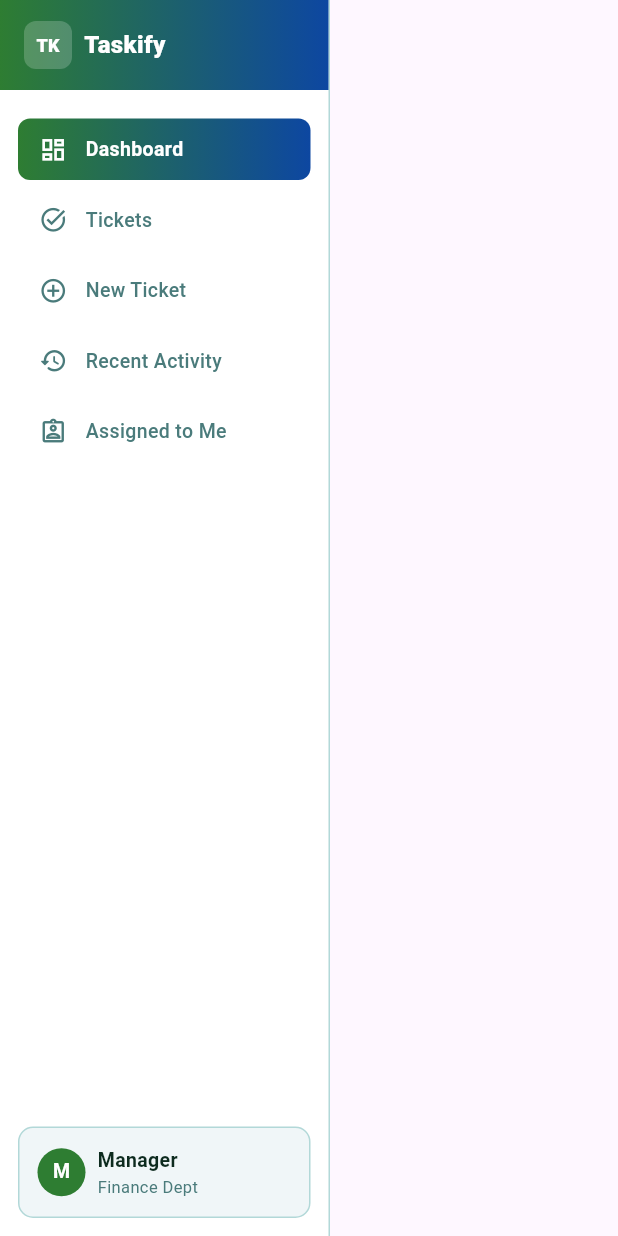
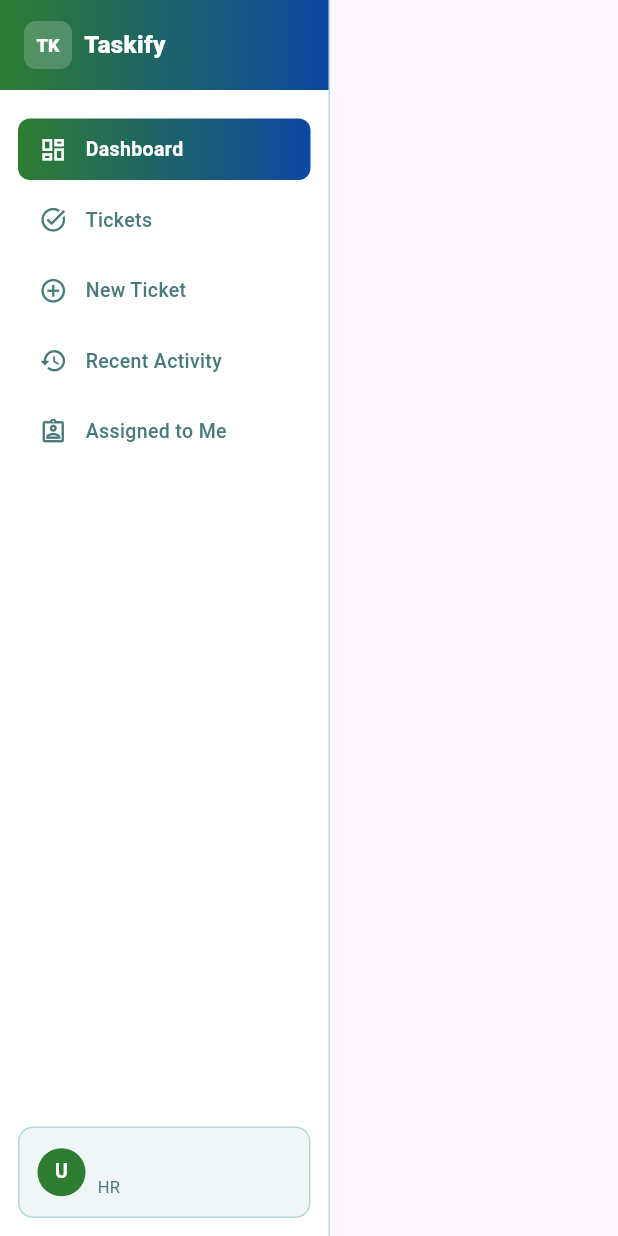
Before and after one commit to ninja00707/tasknest, a Flutter app: the Sidebar widget shown alone on an empty page, opened directly with empty values, on a phone screen of 412 x 824 dp. Run offline on Flutter 3.47's test engine with Material 3 defaults, Android fonts, the light colour scheme and no system bars; our stand-ins replace dio, equatable, flutter_bloc, go_router, shared_preferences, url_strategy; accounts and stored records are empty.

Commit message:
Impl completed

```diff
--- /dev/null
+++ b/devtools_options.yaml
@@ -0,0 +1,3 @@
+description: This file stores settings for Dart & Flutter DevTools.
+documentation: https://docs.flutter.dev/tools/devtools/extensions#configure-extension-enablement-states
+extensions:
--- a/lib/presentation/dashboard/widgets/dashboard_view.dart
+++ b/lib/presentation/dashboard/widgets/dashboard_view.dart
@@ -536,7 +536,7 @@ class _StatsGrid extends StatelessWidget {
         crossAxisCount: isWide ? 4 : 2,
         mainAxisSpacing: 10,
         crossAxisSpacing: 10,
-        childAspectRatio: isWide ? 1.9 : 1.8,
+        childAspectRatio: isWide ? 3.1 : 1.8,
       ),
       itemBuilder: (_, i) => _StatCard(item: items[i]),
     );
--- a/lib/presentation/dashboard/widgets/navigationbar.dart/side_bar.dart
+++ b/lib/presentation/dashboard/widgets/navigationbar.dart/side_bar.dart
@@ -1,5 +1,7 @@
 // ── Sidebar ───────────────────────────────────────────────────────────────────
 import 'package:flutter/material.dart';
+import 'package:tasknest/core/constant/const_dep.dart';
+import 'package:tasknest/core/constant/name_by_id.dart';
 import 'package:tasknest/core/theme/color.dart';
 
 import 'package:tasknest/presentation/dashboard/widgets/navigationbar.dart/nav_items.dart';
@@ -8,9 +10,9 @@ import 'package:tasknest/presentation/login/Models/auth_responce_model.dart';
 class Sidebar extends StatelessWidget {
   final int selectedIndex;
   final void Function(int) onNav;
-  UserModel user;
+  final UserModel user;
 
-  Sidebar({
+  const Sidebar({
     super.key,
     required this.selectedIndex,
     required this.onNav,
@@ -19,6 +21,13 @@ class Sidebar extends StatelessWidget {
 
   @override
   Widget build(BuildContext context) {
+    final departmentName = NameById.getNameById<Departments>(
+      id: user.departmentId,
+      items: departments,
+      idSelector: (e) => e.id,
+      nameSelector: (e) => e.name,
+    );
+
     return Container(
       width: 220,
       decoration: const BoxDecoration(
@@ -133,9 +142,9 @@ class Sidebar extends StatelessWidget {
                 CircleAvatar(
                   radius: 16,
                   backgroundColor: ThemeColors.unifiedPrimary,
-                  child: const Text(
-                    'M',
-                    style: TextStyle(
+                  child: Text(
+                    user.name.isNotEmpty ? user.name[0].toUpperCase() : 'U',
+                    style: const TextStyle(
                       color: Colors.white,
                       fontWeight: FontWeight.w700,
                       fontSize: 13,
@@ -143,21 +152,21 @@ class Sidebar extends StatelessWidget {
                   ),
                 ),
                 const SizedBox(width: 8),
-                const Expanded(
+                Expanded(
                   child: Column(
                     crossAxisAlignment: CrossAxisAlignment.start,
                     children: [
                       Text(
-                        'Manager',
-                        style: TextStyle(
+                        user.name,
+                        style: const TextStyle(
                           fontSize: 13,
                           fontWeight: FontWeight.w700,
                           color: ThemeColors.unifiedTextPrimary,
                         ),
                       ),
                       Text(
-                        'Finance Dept',
-                        style: TextStyle(
+                        departmentName,
+                        style: const TextStyle(
                           fontSize: 11,
                           color: ThemeColors.unifiedTextMuted,
                         ),
--- a/lib/presentation/dashboard/widgets/ticket_view/my_tickets_view.dart
+++ b/lib/presentation/dashboard/widgets/ticket_view/my_tickets_view.dart
@@ -51,7 +51,8 @@ class MyTicketsView extends StatelessWidget {
                           style: TextStyle(color: ThemeColors.unifiedTextMuted),
                         ),
                       )
-                    : ListView.builder(
+                    : Expanded(
+                        child: ListView.builder(
                           itemCount: myTickets.length,
                           itemBuilder: (context, index) {
                             return TicketCard(
@@ -63,6 +64,7 @@ class MyTicketsView extends StatelessWidget {
                       ),
               ),
             ),
+          ),
         ],
       ),
     );
```
Lines whose indentation alone changed are shown as unchanged.
